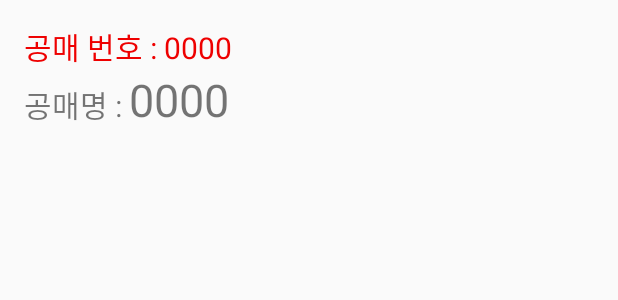
After one commit to lungnahahd/Onbid, an Android app: the layout itemdata.xml on its own in the app's theme, with its tools: preview values and no code run, on a phone screen of 412 x 824 dp. The commit adds this screen. Shown: the top 300 px of the screen. Run offline under Robolectric (Android 15) with nearby library versions, the phone set to English and light mode, and no system bars.

Commit message:
Xml 파싱(RecyclerView)

```diff
--- a/app/build.gradle
+++ b/app/build.gradle
@@ -30,6 +30,7 @@ dependencies {
     implementation 'androidx.core:core-ktx:1.3.1'
     implementation 'androidx.appcompat:appcompat:1.1.0'
     implementation 'androidx.constraintlayout:constraintlayout:1.1.3'
+    implementation 'com.android.support:recyclerview-v7:28.0.0'
     testImplementation 'junit:junit:4.12'
     androidTestImplementation 'androidx.test.ext:junit:1.1.1'
     androidTestImplementation 'androidx.test.espresso:espresso-core:3.2.0'
--- /dev/null
+++ b/app/src/main/java/com/evanandroid/apps/onbidproject/Data.kt
@@ -0,0 +1,4 @@
+package com.evanandroid.apps.onbidproject
+
+data class Data(var num : String?, var name : String?) {
+}
--- a/app/src/main/java/com/evanandroid/apps/onbidproject/MainActivity.kt
+++ b/app/src/main/java/com/evanandroid/apps/onbidproject/MainActivity.kt
@@ -10,6 +10,7 @@ import java.lang.Exception
 import java.net.URL
 
 class MainActivity : AppCompatActivity() {
+
     override fun onCreate(savedInstanceState: Bundle?) {
         StrictMode.enableDefaults()
         super.onCreate(savedInstanceState)
--- a/app/src/main/res/layout/activity_main.xml
+++ b/app/src/main/res/layout/activity_main.xml
@@ -14,9 +14,11 @@
         android:textSize="35sp"
         android:textStyle="bold"
         android:gravity="center"/>
+
     <ScrollView
         android:layout_width="match_parent"
         android:layout_height="match_parent">
+
         <TextView
             android:id="@+id/result"
             android:layout_width="match_parent"
--- a/app/src/main/res/layout/activity_search_data.xml
+++ b/app/src/main/res/layout/activity_search_data.xml
@@ -35,6 +35,12 @@
             android:textSize="12sp"
             android:onClick="mOnClick"/>
     </LinearLayout>
+    <TextView
+        android:layout_width="match_parent"
+        android:layout_height="wrap_content"
+        android:textStyle="italic"
+        android:text="공매 번호를 잘 확인해 주세요!"
+        android:textColor="#EE0000"/>
 
     <ScrollView
         android:layout_width="match_parent"
--- /dev/null
+++ b/app/src/main/res/layout/itemdata.xml
@@ -0,0 +1,46 @@
+<?xml version="1.0" encoding="utf-8"?>
+<LinearLayout
+    xmlns:android="http://schemas.android.com/apk/res/android" android:layout_width="match_parent"
+    android:layout_height="match_parent"
+    android:orientation="vertical"
+    android:padding="16dp">
+
+    <LinearLayout
+        android:layout_width="match_parent"
+        android:layout_height="wrap_content"
+        android:orientation="horizontal">
+        <TextView
+            android:layout_width="wrap_content"
+            android:layout_height="wrap_content"
+            android:text="공매 번호 : "
+            android:textSize="20sp"
+            android:textColor="#EE0000"/>
+        <TextView
+            android:id="@+id/num"
+            android:layout_width="wrap_content"
+            android:layout_height="wrap_content"
+            android:text="0000"
+            android:textSize="20sp"
+            android:textColor="#EE0000"/>
+    </LinearLayout>
+
+    <LinearLayout
+        android:layout_width="match_parent"
+        android:layout_height="wrap_content"
+        android:orientation="horizontal">
+        <TextView
+            android:layout_width="wrap_content"
+            android:layout_height="wrap_content"
+            android:text="공매명 : "
+            android:textSize="20sp" />
+        <TextView
+            android:id="@+id/name"
+            android:layout_width="wrap_content"
+            android:layout_height="wrap_content"
+            android:text="0000"
+            android:textSize="30sp" />
+    </LinearLayout>
+
+
+
+</LinearLayout>
```
Also changed, not shown: app/src/main/AndroidManifest.xml (+6 -8 lines), app/src/main/java/com/evanandroid/apps/onbidproject/RecycleData.kt (added, +87 -0 lines), app/src/main/java/com/evanandroid/apps/onbidproject/RecyclerAdapter.kt (added, +33 -0 lines), app/src/main/java/com/evanandroid/apps/onbidproject/SearchData.kt (+0 -10 lines), app/src/main/res/layout/activity_recycle_data.xml (added, +20 -0 lines).
